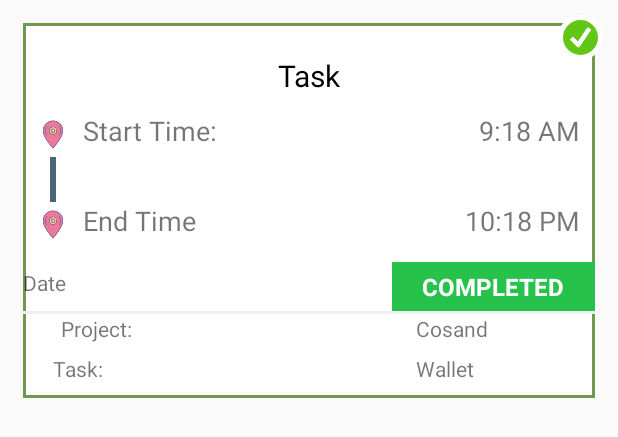
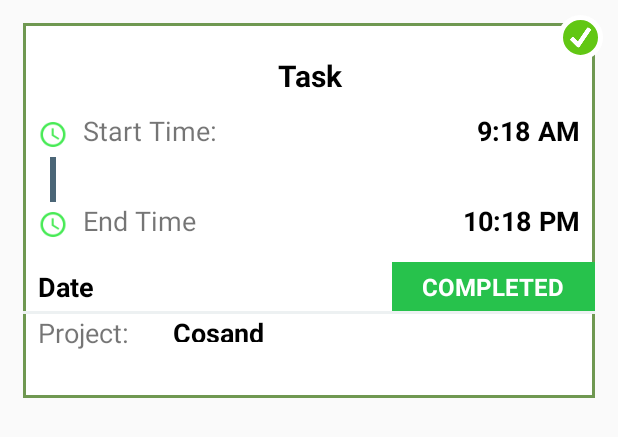
Before and after one commit to WambuaSimon/TimeSheets, an Android app: the layout layout_show_tasks.xml on its own in the app's theme, with its tools: preview values and no code run, on a phone screen of 412 x 824 dp. Shown: the top 437 px of the screen. Run offline under Robolectric (Android 15) with nearby library versions, the phone set to English and light mode, and no system bars; network calls fail.

Commit message:
styling tasks layout

```diff
--- a/app/src/main/res/layout/layout_show_tasks.xml
+++ b/app/src/main/res/layout/layout_show_tasks.xml
@@ -24,25 +24,30 @@
                 android:layout_alignBottom="@+id/rel_bottom"
                 android:layout_alignParentStart="true"
                 android:layout_alignParentLeft="true"
-                android:layout_marginStart="25dp"
-                android:layout_marginLeft="25dp"
+                android:layout_marginStart="10dp"
+                android:layout_marginLeft="10dp"
+                android:textSize="18sp"
                 android:text="Project:"
                 tools:ignore="NotSibling" />
 
             <TextView
+                android:textSize="18sp"
                 android:id="@+id/project"
                 android:layout_width="wrap_content"
                 android:layout_height="wrap_content"
                 android:layout_alignBottom="@+id/rel_bottom"
                 android:layout_alignParentStart="true"
                 android:layout_alignParentLeft="true"
-                android:layout_marginStart="262dp"
-                android:layout_marginLeft="262dp"
+                android:layout_marginStart="100dp"
+                android:layout_marginLeft="100dp"
                 android:layout_marginBottom="37dp"
                 android:text="Cosand"
+                android:textColor="@android:color/black"
+                android:textStyle="bold"
                 tools:ignore="NotSibling" />
 
             <TextView
+                android:visibility="invisible"
                 android:id="@+id/textView4"
                 android:layout_width="wrap_content"
                 android:layout_height="wrap_content"
@@ -55,6 +60,7 @@
                 android:text="Task:" />
 
             <TextView
+                android:visibility="invisible"
                 android:id="@+id/task"
                 android:layout_width="wrap_content"
                 android:layout_height="wrap_content"
@@ -100,6 +106,8 @@
             android:textSize="18sp" />
 
         <TextView
+            android:textColor="@android:color/black"
+            android:textStyle="bold"
             android:id="@+id/endTime"
             android:layout_width="wrap_content"
             android:layout_height="wrap_content"
@@ -115,7 +123,7 @@
             android:layout_width="20dp"
             android:layout_height="30dp"
             android:layout_alignTop="@id/destination"
-            android:src="@drawable/location"
+            android:src="@drawable/time"
             android:layout_marginLeft="10dp"/>
 
         <TextView
@@ -129,6 +137,8 @@
             android:textSize="18sp" />
 
         <TextView
+            android:textColor="@android:color/black"
+            android:textStyle="bold"
             android:id="@+id/startTime"
             android:layout_width="wrap_content"
             android:layout_height="wrap_content"
@@ -144,10 +154,12 @@
             android:layout_width="20dp"
             android:layout_height="30dp"
             android:layout_marginLeft="10dp"
-            android:src="@drawable/location"
+            android:src="@drawable/time"
             android:layout_alignTop="@id/starting_point" />
 
         <TextView
+            android:textColor="@android:color/black"
+            android:textStyle="bold"
             android:id="@+id/order_title"
             android:layout_width="match_parent"
             android:layout_height="wrap_content"
@@ -156,7 +168,7 @@
             android:gravity="center_horizontal"
             android:padding="5dp"
             android:text="Task"
-            android:textColor="#000000"
+
             android:textSize="20sp" />
 
         <View
@@ -173,6 +185,10 @@
             android:layout_height="wrap_content"
             android:layout_alignTop="@+id/order_status"
             android:layout_marginTop="4dp"
+            android:layout_marginLeft="10dp"
+            android:textSize="18sp"
+            android:textColor="@android:color/black"
+            android:textStyle="bold"
             android:text="Date" />
         <!--android:layout_toEndOf="@+id/null"-->
 
```
Also changed, not shown: app/src/main/res/drawable-hdpi/time.png (added), app/src/main/res/drawable-mdpi/time.png (added), app/src/main/res/drawable-xhdpi/time.png (added), app/src/main/res/drawable-xxhdpi/time.png (added), app/src/main/res/drawable-xxxhdpi/time.png (added).
